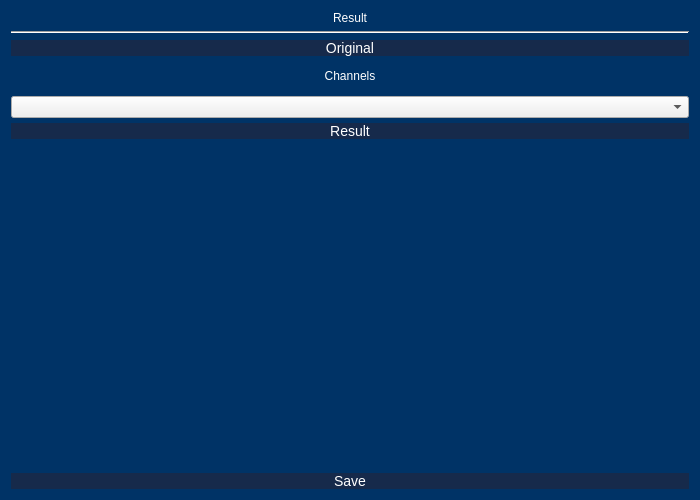
The window that Nucleus/gui/result_image_dialog.ui (SilMon/NucDetect) describes before a commit, drawn with Qt 5.
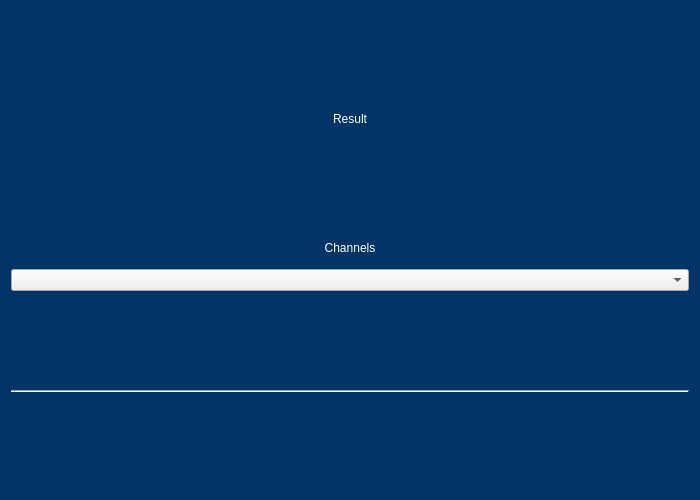
The same window after the commit.

Commit message: Update: Fix and improvement for result window, fix for statistics window

```diff
--- a/Nucleus/gui/result_image_dialog.ui
+++ b/Nucleus/gui/result_image_dialog.ui
@@ -29,14 +29,22 @@
    <string>Dialog</string>
   </property>
   <property name="styleSheet">
-   <string notr="true">QPushButton{
+   <string notr="true">
+FigureCanvasQTAgg{
+	background-color:rgba(0,0,0,0)
+}
+
+QPushButton{
 	color: White;
 	background-color: rgba(22, 42, 75 , 255);
 	border: none;
 	font-size: 14px;
  	text-align: center;
-    display: inline-block;
-	width: 50%;
+     display: inline-block;
+	min-height: 25;
+	min-width: 40;
+	padding-left: 4px;
+	padding-right: 4px;
 }
 
 QPushButton:hover{
@@ -47,23 +55,55 @@
 	background-color:  rgba(8, 28, 61 , 255);
 }
 
+QPushButton:disabled{
+	background-color:  rgba(40, 60, 100 , 255);
+}
+
 QLabel{
 	font-size: 12px;
 	color: White;
+	min-height: 30px;
+	max-height: 30px;
 }
 
 QDialog{
 	background-color: rgb(0, 51, 102);
 }
 
-QGraphicsView{
-	background-color: rgba(0,0,0,0);
-	border: none;
+QTabWidget::pane{
+	background-color:  rgba(32, 52, 85 , 255);
+	border-style: solid;
+  	border-width: 1px;
 }
 
-Line{
-	background-color:#2fa7d4
-}</string>
+QTabWidget QTabBar::tab{
+	background-color:  rgba(32, 52, 85 , 255);
+	border-top: rgba(42, 62, 95 , 255);
+	border-left: rgba(42, 62, 95 , 255);
+	border-right: rgba(42, 62, 95 , 255);
+	border-bottom: rgba(32, 52, 85 , 255);
+	border-style: solid;
+  	border-width: 1px;
+	margin-right: 1px;
+	margin-leftt: 1px;
+	margin-top: 1px;
+	padding: 2px;
+	height: 25px; 
+	color: White;
+}
+
+QTabBar::tab:selected{
+	background-color:  rgba(39, 59, 89 , 255);
+}
+
+QTabBar::tab:!selected {
+	margin-top: 2px; 
+}
+
+QTabBar::tab:hover{
+	background-color: rgba(52, 72, 105 , 255);
+}
+</string>
   </property>
   <property name="sizeGripEnabled">
    <bool>false</bool>
@@ -85,29 +125,9 @@
     </widget>
    </item>
    <item>
-    <widget class="Line" name="line">
-     <property name="orientation">
-      <enum>Qt::Horizontal</enum>
-     </property>
-    </widget>
-   </item>
-   <item>
-    <layout class="QHBoxLayout" name="image_view">
+    <layout class="QHBoxLayout" name="navbar">
      <item>
-      <layout class="QVBoxLayout" name="verticalLayout_2">
-       <property name="spacing">
-        <number>5</number>
-       </property>
-       <item>
-        <widget class="QPushButton" name="btn_original">
-         <property name="toolTip">
-          <string>Opens the analysed image</string>
-         </property>
-         <property name="text">
-          <string>Original</string>
-         </property>
-        </widget>
-       </item>
+      <layout class="QVBoxLayout" name="channel_selector">
        <item>
         <widget class="QLabel" name="label_2">
          <property name="sizePolicy">
@@ -133,50 +153,17 @@
        <item>
         <widget class="QComboBox" name="cbx_channels"/>
        </item>
-       <item>
-        <layout class="QHBoxLayout" name="channelbox">
-         <property name="spacing">
-          <number>1</number>
-         </property>
-         <property name="sizeConstraint">
-          <enum>QLayout::SetFixedSize</enum>
-         </property>
-        </layout>
-       </item>
-       <item>
-        <widget class="QPushButton" name="btn_result">
-         <property name="toolTip">
-          <string>Opens the analysed image with marked nuclei and foci</string>
-         </property>
-         <property name="text">
-          <string>Result</string>
-         </property>
-        </widget>
-       </item>
-       <item>
-        <spacer name="verticalSpacer">
-         <property name="orientation">
-          <enum>Qt::Vertical</enum>
-         </property>
-         <property name="sizeHint" stdset="0">
-          <size>
-           <width>20</width>
-           <height>40</height>
-          </size>
-         </property>
-        </spacer>
-       </item>
-       <item>
-        <widget class="QPushButton" name="btn_save">
-         <property name="text">
-          <string>Save</string>
-         </property>
-        </widget>
-       </item>
       </layout>
      </item>
     </layout>
    </item>
+   <item>
+    <widget class="Line" name="line">
+     <property name="orientation">
+      <enum>Qt::Horizontal</enum>
+     </property>
+    </widget>
+   </item>
   </layout>
  </widget>
  <resources/>
```
The commit also changes 3 other files.
